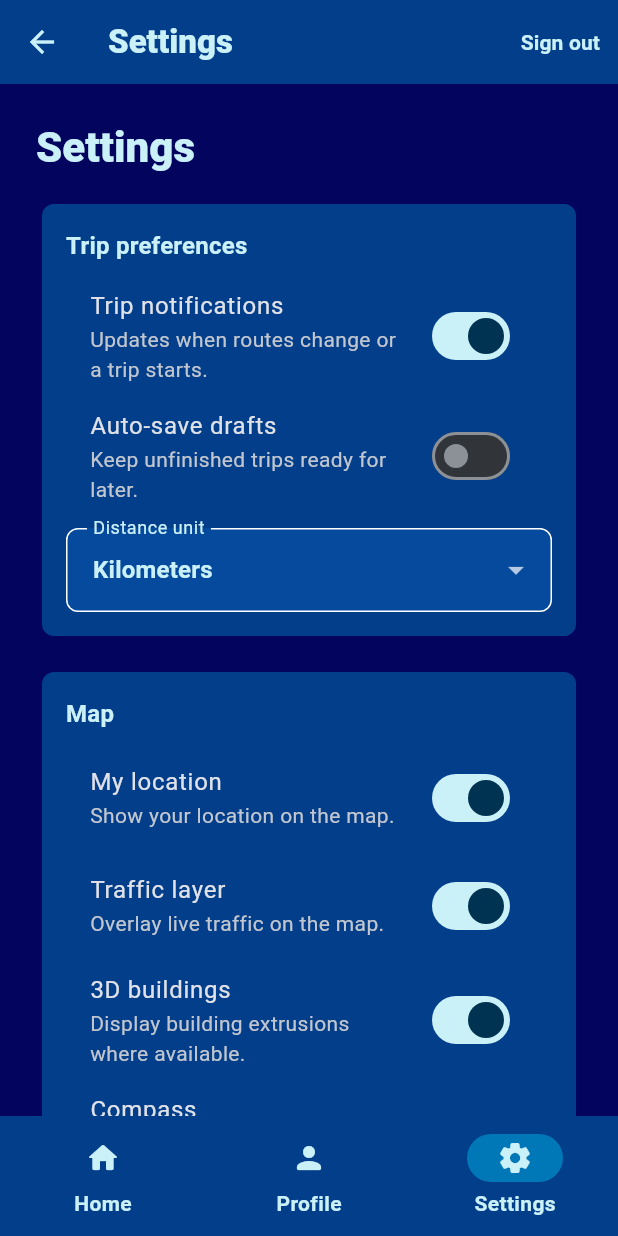
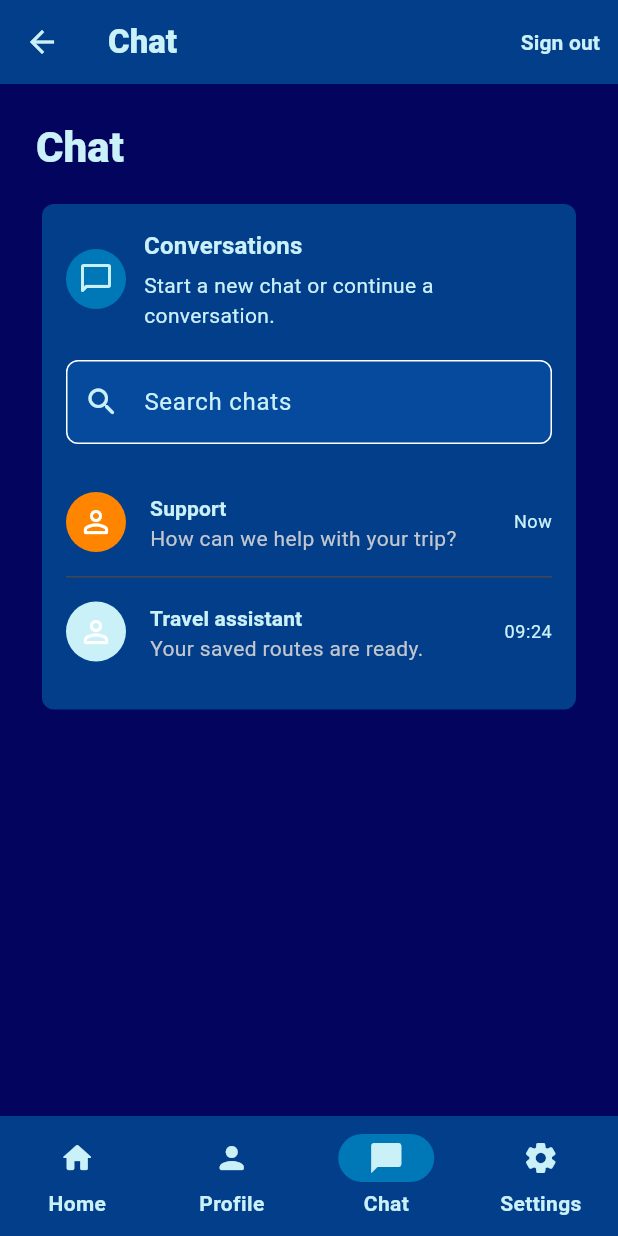
Before and after one commit to MarioLeonard/KronTech, a Flutter app: the MainShell screen opened directly with empty values, item 3 of the bottom bar chosen, on a phone screen of 412 x 824 dp. Run offline on Flutter 3.47's test engine with Material 3 defaults, Android fonts, the phone set to English and light mode, and no system bars; our stand-ins replace country_picker, firebase_auth, firebase_core, flutter_dotenv, flutter_svg, geolocator and 3 more; missing offline and left inert: country_state_city; accounts and stored records are empty; network calls fail; statements that could not run were skipped.

Commit message:
chat icon on navbar

```diff
--- /dev/null
+++ b/frontend/lib/screens/chat_screen.dart
@@ -0,0 +1,110 @@
+import 'package:flutter/material.dart';
+
+class ChatScreen extends StatelessWidget {
+  const ChatScreen({super.key});
+
+  @override
+  Widget build(BuildContext context) {
+    final theme = Theme.of(context);
+
+    return SingleChildScrollView(
+      padding: const EdgeInsets.all(24),
+      child: Column(
+        crossAxisAlignment: CrossAxisAlignment.start,
+        children: [
+          Text('Chat', style: theme.textTheme.headlineMedium),
+          const SizedBox(height: 16),
+          Card(
+            child: Padding(
+              padding: const EdgeInsets.all(16),
+              child: Column(
+                crossAxisAlignment: CrossAxisAlignment.start,
+                children: [
+                  Row(
+                    children: [
+                      CircleAvatar(
+                        backgroundColor: theme.colorScheme.secondary,
+                        child: Icon(
+                          Icons.chat_bubble_outline_rounded,
+                          color: theme.colorScheme.primary,
+                        ),
+                      ),
+                      const SizedBox(width: 12),
+                      Expanded(
+                        child: Column(
+                          crossAxisAlignment: CrossAxisAlignment.start,
+                          children: [
+                            Text(
+                              'Conversations',
+                              style: theme.textTheme.titleMedium,
+                            ),
+                            const SizedBox(height: 4),
+                            Text(
+                              'Start a new chat or continue a conversation.',
+                              style: theme.textTheme.bodyMedium,
+                            ),
+                          ],
+                        ),
+                      ),
+                    ],
+                  ),
+                  const SizedBox(height: 20),
+                  TextField(
+                    decoration: const InputDecoration(
+                      prefixIcon: Icon(Icons.search_rounded),
+                      labelText: 'Search chats',
+                    ),
+                  ),
+                  const SizedBox(height: 16),
+                  _ChatPreviewTile(
+                    title: 'Support',
+                    message: 'How can we help with your trip?',
+                    time: 'Now',
+                    color: theme.colorScheme.tertiary,
+                  ),
+                  const Divider(height: 1),
+                  _ChatPreviewTile(
+                    title: 'Travel assistant',
+                    message: 'Your saved routes are ready.',
+                    time: '09:24',
+                    color: theme.colorScheme.primary,
+                  ),
+                ],
+              ),
+            ),
+          ),
+        ],
+      ),
+    );
+  }
+}
+
+class _ChatPreviewTile extends StatelessWidget {
+  const _ChatPreviewTile({
+    required this.title,
+    required this.message,
+    required this.time,
+    required this.color,
+  });
+
+  final String title;
+  final String message;
+  final String time;
+  final Color color;
+
+  @override
+  Widget build(BuildContext context) {
+    final theme = Theme.of(context);
+
+    return ListTile(
+      contentPadding: EdgeInsets.zero,
+      leading: CircleAvatar(
+        backgroundColor: color,
+        child: const Icon(Icons.person_outline_rounded, color: Colors.white),
+      ),
+      title: Text(title, style: theme.textTheme.titleSmall),
+      subtitle: Text(message),
+      trailing: Text(time, style: theme.textTheme.bodySmall),
+    );
+  }
+}
--- a/frontend/lib/screens/main_shell.dart
+++ b/frontend/lib/screens/main_shell.dart
@@ -1,6 +1,7 @@
 import 'package:flutter/material.dart';
 import 'package:frontend/models/auth_user.dart';
 import 'package:frontend/providers/auth_provider.dart';
+import 'package:frontend/screens/chat_screen.dart';
 import 'package:frontend/screens/home_screen.dart';
 import 'package:frontend/screens/profile_screen.dart';
 import 'package:frontend/screens/settings_screen.dart';
@@ -30,6 +31,11 @@ class _MainShellState extends State<MainShell> {
         label: 'Profile',
         icon: Icons.person_rounded,
         content: ProfileScreen(user: widget.user),
+      ),
+      const _ShellDestination(
+        label: 'Chat',
+        icon: Icons.chat_bubble_rounded,
+        content: ChatScreen(),
       ),
       const _ShellDestination(
         label: 'Settings',
```
